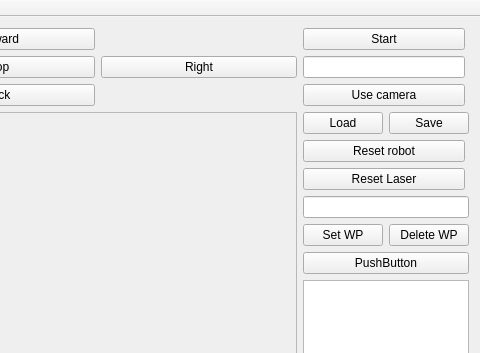
First picture: the form in mainwindow.ui, repository andrejdurina/RMR, before the edit; both pictures show x 314 to 794 and y 0 to 353 of the 794 by 620 pixel window.
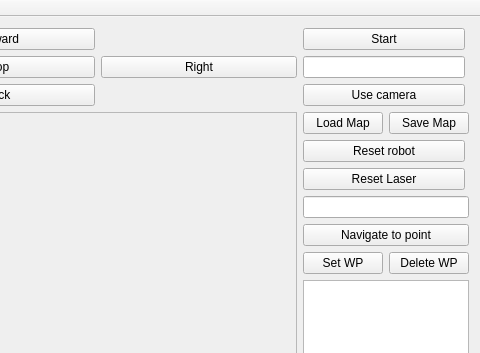
Second picture: the form after the edit.

Commit message: 4th task completed robot can navigate via global map.

What changed in the file:
```diff
--- a/mainwindow.ui
+++ b/mainwindow.ui
@@ -171,14 +171,14 @@
         <item>
          <widget class="QPushButton" name="Load">
           <property name="text">
-           <string>Load</string>
+           <string>Load Map</string>
           </property>
          </widget>
         </item>
         <item>
          <widget class="QPushButton" name="Save">
           <property name="text">
-           <string>Save</string>
+           <string>Save Map</string>
           </property>
          </widget>
         </item>
@@ -225,6 +225,13 @@
       <item>
        <widget class="QLineEdit" name="lineEdit_5"/>
       </item>
+      <item>
+       <widget class="QPushButton" name="pushButton_14">
+        <property name="text">
+         <string>Navigate to point</string>
+        </property>
+       </widget>
+      </item>
       <item>
        <layout class="QHBoxLayout" name="horizontalLayout">
         <item>
@@ -249,13 +256,6 @@
         </item>
        </layout>
       </item>
-      <item>
-       <widget class="QPushButton" name="pushButton_14">
-        <property name="text">
-         <string>PushButton</string>
-        </property>
-       </widget>
-      </item>
       <item>
        <widget class="QListWidget" name="listWidget"/>
       </item>
```
The commit also changes 9 other files.
